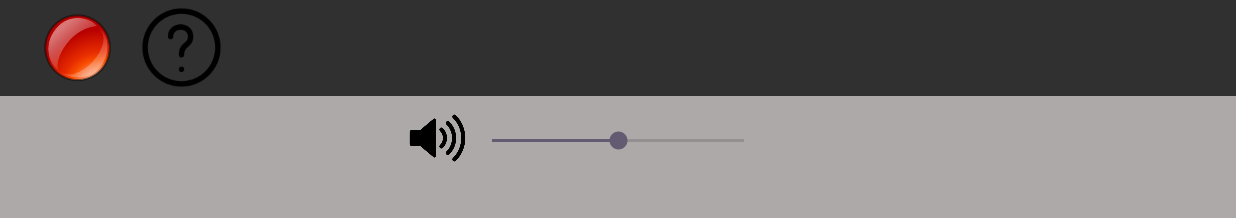
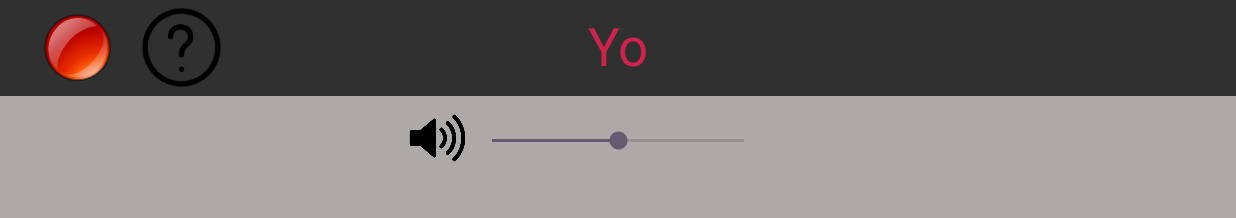
Before and after one commit to ItayB1301/PianoProject, an Android app: the FrontPageActivity screen opened directly, with no data from a screen before it, on a phone screen of 824 x 412 dp (held sideways). Shown: the top 218 px of the screen. Run offline under Robolectric (Android 15) with nearby library versions, the phone set to English and light mode, and no system bars; our stand-ins replace Firebase (no records; nobody signed in at launch, a user with empty details on screens opened directly).

```diff
--- a/app/src/main/res/layout/activity_front_page.xml
+++ b/app/src/main/res/layout/activity_front_page.xml
@@ -20,8 +20,8 @@
             android:layout_width="70dp"
             android:layout_height="wrap_content"
             android:background="#303030"
+            android:scaleType="centerCrop"
             android:scrollbarSize="1dp"
-            android:scaleType="centerCrop"
             app:srcCompat="@drawable/rec" />
 
         <ImageButton
@@ -32,6 +32,16 @@
             android:scaleType="centerCrop"
             app:srcCompat="@drawable/helpbutton" />
 
+        <TextView
+            android:id="@+id/tavOnTop"
+            android:layout_width="70dp"
+            android:layout_height="50dp"
+            android:layout_gravity="center_horizontal"
+            android:text="Yo"
+            android:textAlignment="center"
+            android:textColor="#CF234B"
+            android:textSize="35sp" />
+
 
     </androidx.appcompat.widget.Toolbar>
 
@@ -40,8 +50,8 @@
         android:id="@+id/pianoKeysLayout"
         android:layout_width="match_parent"
         android:layout_height="wrap_content"
+        android:layout_alignParentBottom="true"
         android:layout_marginTop="85dp"
-        android:layout_alignParentBottom="true"
         android:orientation="vertical">
 
 
@@ -127,7 +137,6 @@
                     android:id="@+id/b4"
                     style="@style/WhiteKey"
                     android:layout_height="match_parent" />
-
 
 
             </LinearLayout>
@@ -231,12 +240,12 @@
 
     <SeekBar
         android:id="@+id/seekBar"
+        android:layout_width="200dp"
+        android:layout_height="60dp"
         android:layout_below="@id/toolbar"
         android:layout_centerHorizontal="true"
-        android:min="0"
         android:max="100"
-        android:layout_width="200dp"
-        android:layout_height="60dp" />
+        android:min="0" />
 
     <ImageView
         android:id="@+id/volume"
--- a/app/src/main/res/layout/activity_main.xml
+++ b/app/src/main/res/layout/activity_main.xml
@@ -5,10 +5,10 @@
     android:id="@+id/tv"
     android:layout_width="match_parent"
     android:layout_height="match_parent"
-    tools:context=".MainActivity"
+    android:alpha="0.7"
     android:background="@drawable/home_page_image"
-    android:alpha="0.7"
-    android:gravity="center">
+    android:gravity="center"
+    tools:context=".MainActivity">
 
     <EditText
         android:id="@+id/etPass"
```
Also changed, not shown: app/src/main/java/com/example/pianoproject/FrontPageActivity.java (+39 -7 lines), app/src/main/java/com/example/pianoproject/HistoryActivity.java (+9 -2 lines), app/src/main/java/com/example/pianoproject/SettingsActivity.java (deleted, +0 -33 lines), app/src/main/res/layout/activity_history.xml (+4 -4 lines), app/src/main/res/layout/activity_register.xml (+4 -5 lines), app/src/main/res/layout/img_upload_dialog.xml (+8 -8 lines), app/src/main/res/layout/myrow.xml (+7 -7 lines), app/src/main/res/layout/settings_activity.xml (deleted, +0 -9 lines).
